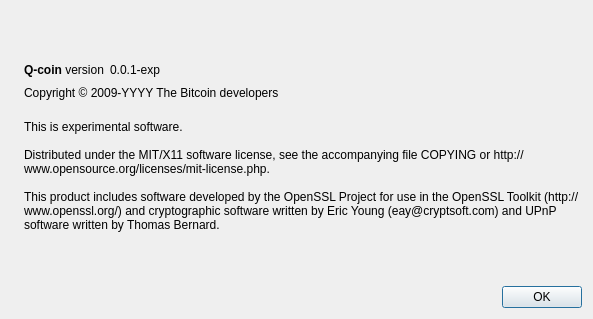
First picture: the form in qcoin/src/qt/forms/aboutdialog.ui, repository wonabru/Q, before the edit.
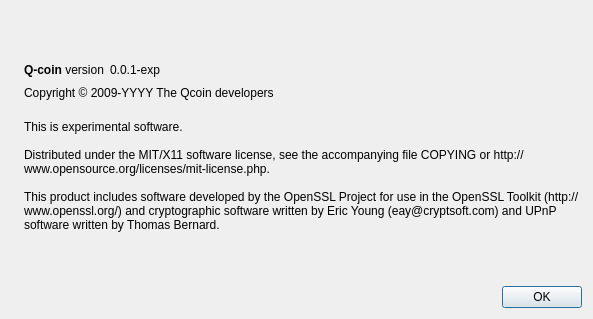
Second picture: the form after the edit. Icons and pictures are not drawn.

```diff
--- a/qcoin/src/qt/forms/aboutdialog.ui
+++ b/qcoin/src/qt/forms/aboutdialog.ui
@@ -91,7 +91,7 @@
         <cursorShape>IBeamCursor</cursorShape>
        </property>
        <property name="text">
-        <string notr="true">Copyright &amp;copy; 2009-YYYY The Bitcoin developers</string>
+        <string notr="true">Copyright &amp;copy; 2009-YYYY The Qcoin developers</string>
        </property>
        <property name="textFormat">
         <enum>Qt::RichText</enum>
```
Left out of the diff: 6 changed lines with no effect on the pictures.
